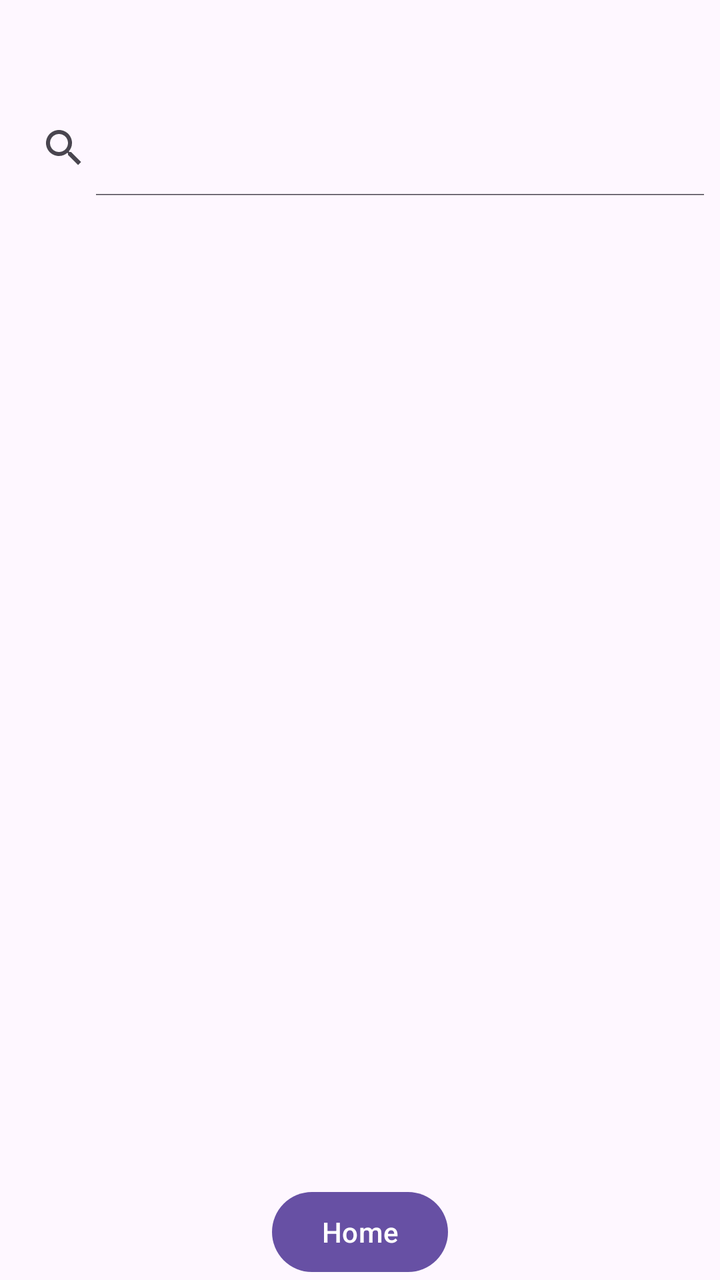
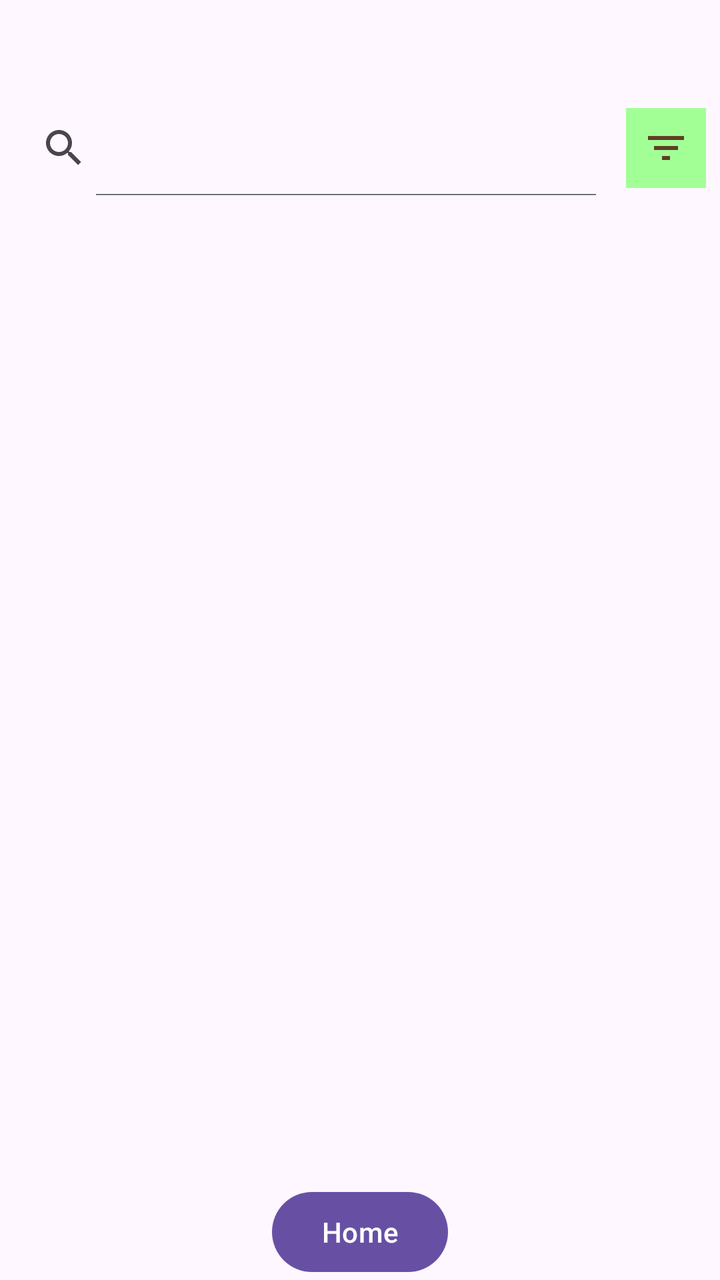

Two renders of the same Android screen: before a commit and after it. Below are the layout's source before the change and the commit's diff.
<!-- AndroidManifest.xml: application theme Theme.MammalDex -->
<!-- res/layout/fragment_search.xml -->
<?xml version="1.0" encoding="utf-8"?>
<LinearLayout xmlns:android="http://schemas.android.com/apk/res/android"
    xmlns:app="http://schemas.android.com/apk/res-auto"
    android:layout_width="match_parent"
    android:layout_height="match_parent"
    xmlns:tools="http://schemas.android.com/tools"
    android:gravity="center"
    android:orientation="vertical"
    tools:context="com.example.mammaldex.view.SearchFragment">

    <androidx.coordinatorlayout.widget.CoordinatorLayout
        android:layout_width="match_parent"
        android:layout_height="0dp"
        android:layout_weight="1"
        android:layout_marginBottom="0dp">

        <com.google.android.material.appbar.AppBarLayout
            android:layout_width="match_parent"
            android:layout_height="wrap_content"
            android:layout_marginTop="50dp">

            <androidx.appcompat.widget.SearchView
                android:id="@+id/searchView"
                android:layout_width="match_parent"
                android:layout_height="match_parent"
                android:hint="Search for a mammal"
                app:iconifiedByDefault="false" />

        </com.google.android.material.appbar.AppBarLayout>

        <androidx.recyclerview.widget.RecyclerView
            android:id="@+id/speciesList"
            android:layout_width="match_parent"
            android:layout_height="wrap_content"
            android:layout_weight="6"
            app:layout_behavior="@string/appbar_scrolling_view_behavior" />

    </androidx.coordinatorlayout.widget.CoordinatorLayout>

    
    <ImageView
        android:id="@+id/noResultsImage"
        android:layout_width="match_parent"
        android:layout_height="0dp"
        android:layout_weight="1"
        android:scaleX="0.6"
        android:scaleY="0.6"
        android:src="@drawable/sad_monkey"
        android:visibility="gone"/>

    <TextView
        android:id="@+id/noResultsText"
        android:layout_width="match_parent"
        android:layout_height="0dp"
        android:layout_weight="1"
        android:text="@string/no_search_results"
        android:textSize="24sp"
        android:textColor="@color/black"
        android:textAlignment="center"
        android:textStyle="bold"
        android:visibility="gone"/>

    <Button
        android:id="@+id/btnHome"
        android:layout_width="wrap_content"
        android:layout_height="wrap_content"
        android:layout_gravity="center_horizontal"
        android:layout_marginTop="20dp"
        android:text="Home" />

</LinearLayout>
<!-- resources referenced by this layout -->
<resources>
  <color name="black">#FF000000</color>
  <!-- drawable sad_monkey: png bitmap (drawable, 59240 bytes) -->
  <string name="no_search_results">No mammals found!\n</string>
  <style name="Theme.MammalDex" parent="Base.Theme.MammalDex" />
  <style name="Base.Theme.MammalDex" parent="Theme.Material3.DayNight.NoActionBar">
          
          
      </style>
</resources>

<!-- the commit's change to res/layout/fragment_search.xml (unified diff, before → after) -->
@@ -19,12 +19,34 @@
             android:layout_height="wrap_content"
             android:layout_marginTop="50dp">
 
-            <androidx.appcompat.widget.SearchView
-                android:id="@+id/searchView"
+            <androidx.constraintlayout.widget.ConstraintLayout
                 android:layout_width="match_parent"
-                android:layout_height="match_parent"
-                android:hint="Search for a mammal"
-                app:iconifiedByDefault="false" />
+                android:layout_height="wrap_content">
+
+                <androidx.appcompat.widget.SearchView
+                    android:id="@+id/searchView"
+                    android:layout_width="0dp"
+                    app:layout_constraintWidth_percent="0.85"
+                    android:layout_height="match_parent"
+                    android:hint="@string/hint_search_bar"
+                    app:iconifiedByDefault="false"
+                    app:layout_constraintStart_toStartOf="parent"
+                    app:layout_constraintTop_toTopOf="parent"/>
+
+                <ImageButton
+                    android:id="@+id/btnFilter"
+                    android:layout_width="40dp"
+                    android:layout_height="40dp"
+                    android:background="@color/background_filter_btn"
+                    android:contentDescription="@string/description_search_filter"
+                    app:layout_constraintStart_toEndOf="@id/searchView"
+                    app:tint="@color/primary_brown"
+                    app:layout_constraintTop_toTopOf="parent"
+                    app:layout_constraintEnd_toEndOf="parent"
+                    app:layout_constraintBottom_toBottomOf="parent"
+                    android:src="@drawable/ic_filter"/>
+
+            </androidx.constraintlayout.widget.ConstraintLayout>
 
         </com.google.android.material.appbar.AppBarLayout>
 
@@ -46,7 +68,8 @@
         android:scaleX="0.6"
         android:scaleY="0.6"
         android:src="@drawable/sad_monkey"
-        android:visibility="gone"/>
+        android:visibility="gone"
+        android:contentDescription="@string/description_no_results"/>
 
     <TextView
         android:id="@+id/noResultsText"
<!-- resource entries referenced after the edit -->
@@ -1,7 +1,16 @@
 <!-- resources referenced by this layout -->
 <resources>
+  <color name="background_filter_btn">#A2FF96</color>
   <color name="black">#FF000000</color>
+  <color name="primary_brown">#613E23</color>
+  <!-- drawable ic_filter (drawable) -->
+  <vector xmlns:android="http://schemas.android.com/apk/res/android" android:height="24dp" android:tint="#000000" android:viewportHeight="24" android:viewportWidth="24" android:width="24dp">
+      <path android:fillColor="@android:color/white" android:pathData="M10,18h4v-2h-4v2zM3,6v2h18L21,6L3,6zM6,13h12v-2L6,11v2z"/>
+  </vector>
   <!-- drawable sad_monkey: png bitmap (drawable, 59240 bytes) -->
+  <string name="description_no_results">No mammals found. The monkey is sad.</string>
+  <string name="description_search_filter">Search filter button</string>
+  <string name="hint_search_bar">Search for a mammal</string>
   <string name="no_search_results">No mammals found!\n</string>
   <style name="Theme.MammalDex" parent="Base.Theme.MammalDex" />
   <style name="Base.Theme.MammalDex" parent="Theme.Material3.DayNight.NoActionBar">
